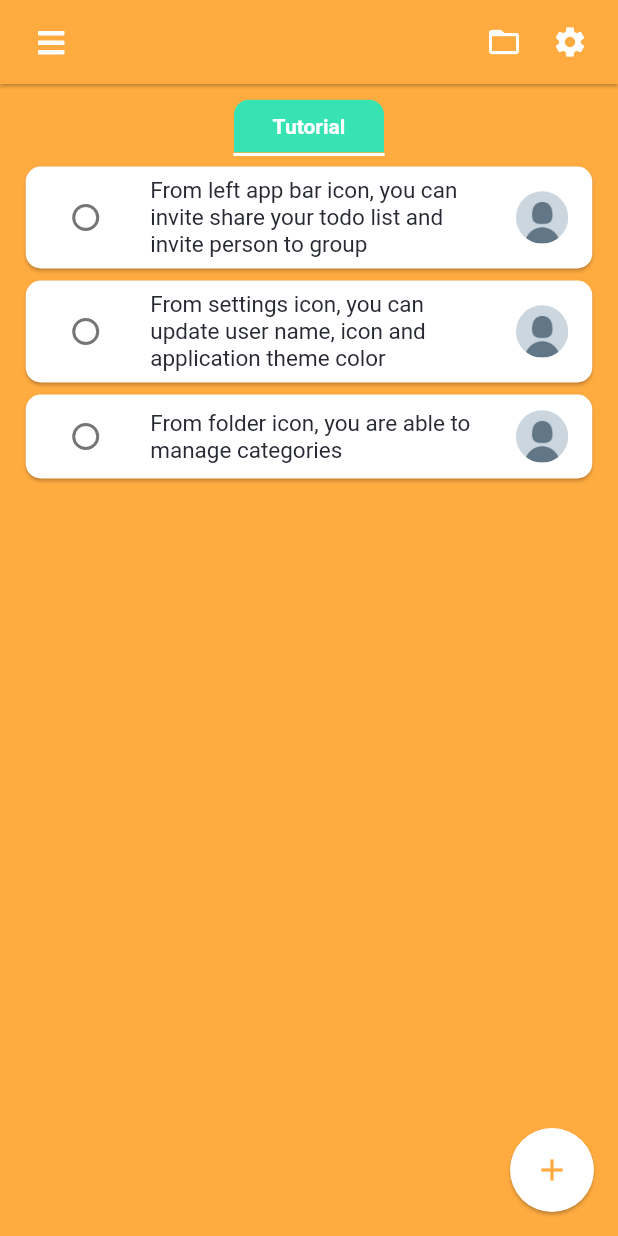
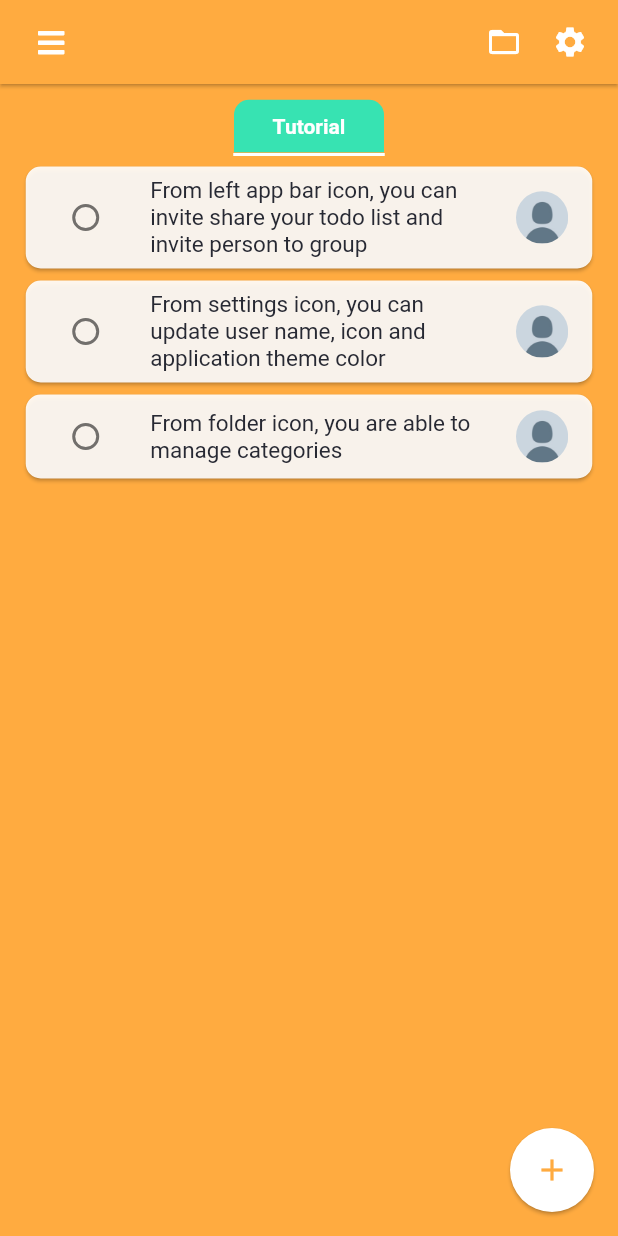
Before and after one commit to nao4869/firebase-sample, a Flutter app: the screen it shows after launch, on a phone screen of 412 x 824 dp. Run offline on Flutter 3.47's test engine with Material 2 defaults, Android fonts, the phone set to English and light mode, and no system bars; our stand-ins replace circular_check_box, cloud_firestore, device_info, firebase_core, firebase_storage, font_awesome_flutter and 4 more; accounts and stored records are empty; network calls fail.

Commit message:
Add: home screens card - card opacity

```diff
--- a/lib/pages/home/home_screen.dart
+++ b/lib/pages/home/home_screen.dart
@@ -205,6 +205,7 @@ class _HomeScreen extends StatelessWidget {
                         FractionallySizedBox(
                           widthFactor: .95,
                           child: Card(
+                            color: white.withOpacity(0.9),
                             shape: RoundedRectangleBorder(
                               borderRadius: BorderRadius.circular(10.0),
                             ),
```
